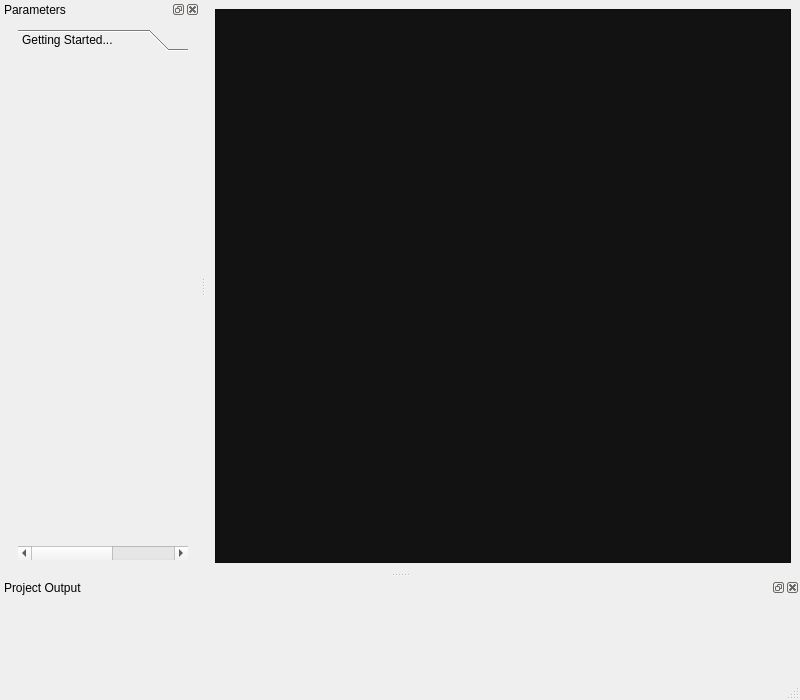
Qt form ui/main_window.ui (2k-lxst/BoxCAD) before a commit.
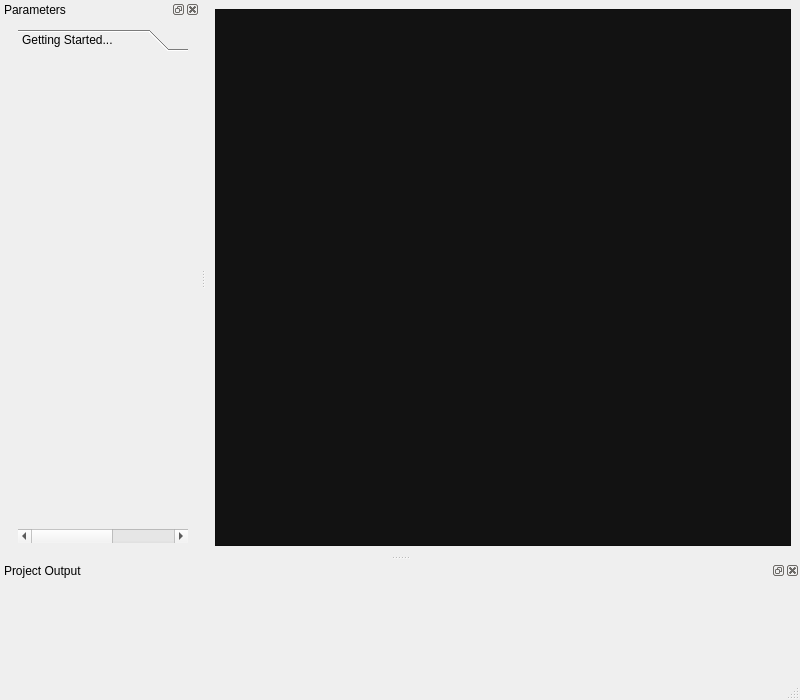
The same form after that commit. Custom widgets are drawn as their Qt base class.

Commit message: Add Port Reference Guide dialog and integrate with UI for improved user experience

What changed in the file:
```diff
--- a/ui/main_window.ui
+++ b/ui/main_window.ui
@@ -26,7 +26,7 @@
      <verstretch>0</verstretch>
     </sizepolicy>
    </property>
-   <layout class="QVBoxLayout" name="verticalLayout">
+   <layout class="QHBoxLayout" name="horizontalLayout">
     <item>
      <widget class="ModelViewer" name="viewer">
       <property name="sizePolicy">
@@ -56,16 +56,19 @@
   </widget>
   <widget class="QStatusBar" name="statusbar"/>
   <widget class="QDockWidget" name="outputDock">
+   <property name="enabled">
+    <bool>true</bool>
+   </property>
    <property name="minimumSize">
     <size>
      <width>500</width>
-     <height>100</height>
+     <height>20</height>
     </size>
    </property>
    <property name="maximumSize">
     <size>
      <width>524287</width>
-     <height>524287</height>
+     <height>130</height>
     </size>
    </property>
    <property name="windowTitle">
@@ -74,7 +77,47 @@
    <attribute name="dockWidgetArea">
     <number>8</number>
    </attribute>
-   <widget class="QWidget" name="dockWidgetContents_2"/>
+   <widget class="QWidget" name="dockWidgetContents_2">
+    <layout class="QVBoxLayout" name="verticalLayout">
+     <item>
+      <widget class="QPlainTextEdit" name="consoleOutput">
+       <property name="sizePolicy">
+        <sizepolicy hsizetype="Preferred" vsizetype="Expanding">
+         <horstretch>0</horstretch>
+         <verstretch>0</verstretch>
+        </sizepolicy>
+       </property>
+       <property name="font">
+        <font>
+         <family>Consolas,Monospace</family>
+         <pointsize>-1</pointsize>
+        </font>
+       </property>
+       <property name="styleSheet">
+        <string notr="true">QPlainTextEdit {
+	background-color: transparent;
+	border: none;
+	color: #dcdcdc; /* Subtle light gray text */
+	font-family: 'Consolas', 'Monospace'; /* Terminal look */
+	font-size: 12px;
+}</string>
+       </property>
+       <property name="frameShape">
+        <enum>QFrame::NoFrame</enum>
+       </property>
+       <property name="verticalScrollBarPolicy">
+        <enum>Qt::ScrollBarAsNeeded</enum>
+       </property>
+       <property name="sizeAdjustPolicy">
+        <enum>QAbstractScrollArea::AdjustIgnored</enum>
+       </property>
+       <property name="readOnly">
+        <bool>true</bool>
+       </property>
+      </widget>
+     </item>
+    </layout>
+   </widget>
   </widget>
   <widget class="QDockWidget" name="parametersDock">
    <property name="sizePolicy">
```
The commit also changes 5 other files.
